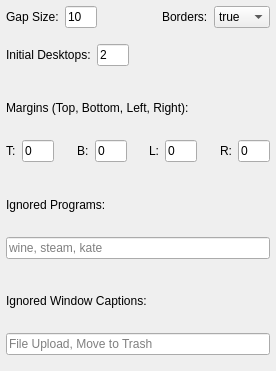
The window that contents/ui/config.ui (Jazqa/kwin-quarter-tiling) describes before a commit, drawn with Qt 5.
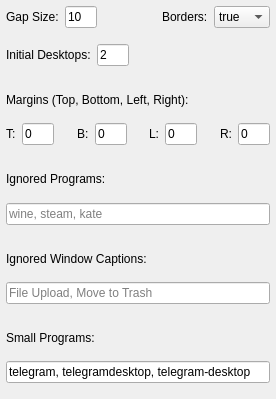
The same window after the commit.

Commit message: support for 'small' clients, not automatically resized with the layout

```diff
--- a/contents/ui/config.ui
+++ b/contents/ui/config.ui
@@ -7,7 +7,7 @@
     <x>0</x>
     <y>0</y>
     <width>276</width>
-    <height>371</height>
+    <height>399</height>
    </rect>
   </property>
   <property name="windowTitle">
@@ -368,6 +368,36 @@
      </property>
     </spacer>
    </item>
+   <item>
+    <widget class="QLabel" name="label_5">
+     <property name="text">
+      <string>Small Programs:</string>
+     </property>
+    </widget>
+   </item>
+   <item>
+    <widget class="QLineEdit" name="kcfg_freeClients">
+     <property name="text">
+      <string>telegram, telegramdesktop, telegram-desktop</string>
+     </property>
+     <property name="placeholderText">
+      <string>telegram, telegramdesktop, telegram-desktop</string>
+     </property>
+    </widget>
+   </item>
+   <item>
+    <spacer name="verticalSpacer_5">
+     <property name="orientation">
+      <enum>Qt::Horizontal</enum>
+     </property>
+     <property name="sizeHint" stdset="0">
+      <size>
+       <width>40</width>
+       <height>10</height>
+      </size>
+     </property>
+    </spacer>
+   </item>
   </layout>
  </widget>
  <resources/>
```
The commit also changes 2 other files.
